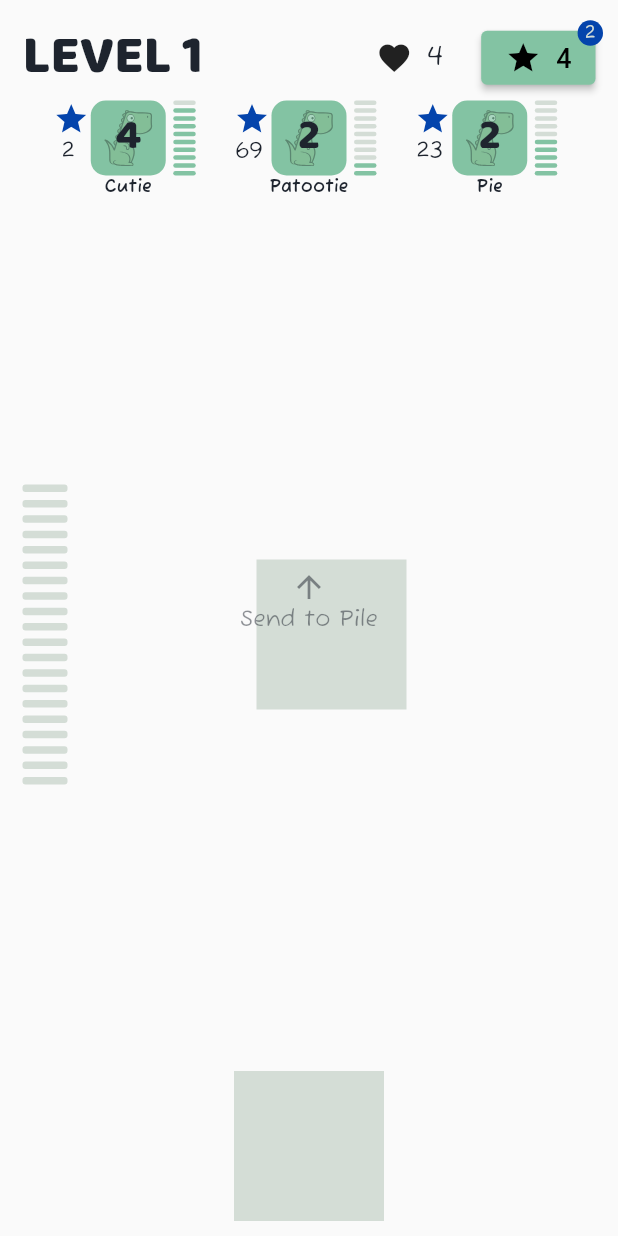
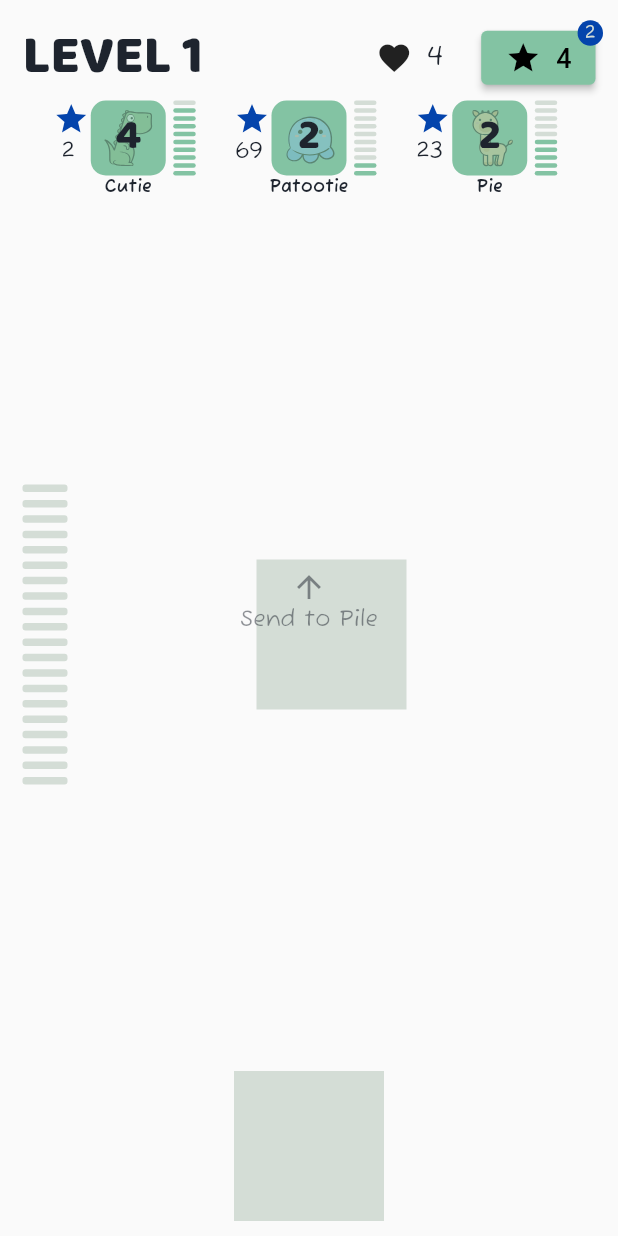
Before and after one commit to yowrong/MindMerge, a Flutter app: the screen it shows after launch, on a phone screen of 412 x 824 dp. Run offline on Flutter 3.47's test engine with Material 2 defaults, Android fonts, the phone set to English and light mode, and no system bars; our stand-ins replace flutter_svg, socket_io_client; network calls fail.

Commit message:
use player id for displaying avatar

```diff
--- a/lib/screens/game.dart
+++ b/lib/screens/game.dart
@@ -25,10 +25,10 @@ class _GameState extends State<Game> {
   final double dragThreshold = 0.1;
 
   List<Player> otherPlayers = [
-    Player(id: '', name: 'Cutie', cardsLeft: 4, starCard: 2, cardMeter: 0.9),
+    Player(id: '0', name: 'Cutie', cardsLeft: 4, starCard: 2, cardMeter: 0.9),
     Player(
-        id: '', name: 'Patootie', cardsLeft: 2, starCard: 69, cardMeter: 0.2),
-    Player(id: '', name: 'Pie', cardsLeft: 2, starCard: 23, cardMeter: 0.5)
+        id: '1', name: 'Patootie', cardsLeft: 2, starCard: 69, cardMeter: 0.2),
+    Player(id: '2', name: 'Pie', cardsLeft: 2, starCard: 23, cardMeter: 0.5)
   ];
 
   @override
--- a/lib/widgets/game_other_player_status.dart
+++ b/lib/widgets/game_other_player_status.dart
@@ -55,7 +55,7 @@ class _OtherPlayerStatusState extends State<OtherPlayerStatus> {
                       child: Opacity(
                         opacity: 0.3,
                         child: SvgPicture.asset(
-                          'assets/icons/avatar0.svg',
+                          'assets/icons/avatar${widget.player.id}.svg',
                           fit: BoxFit.contain,
                         ),
                       ),
```
